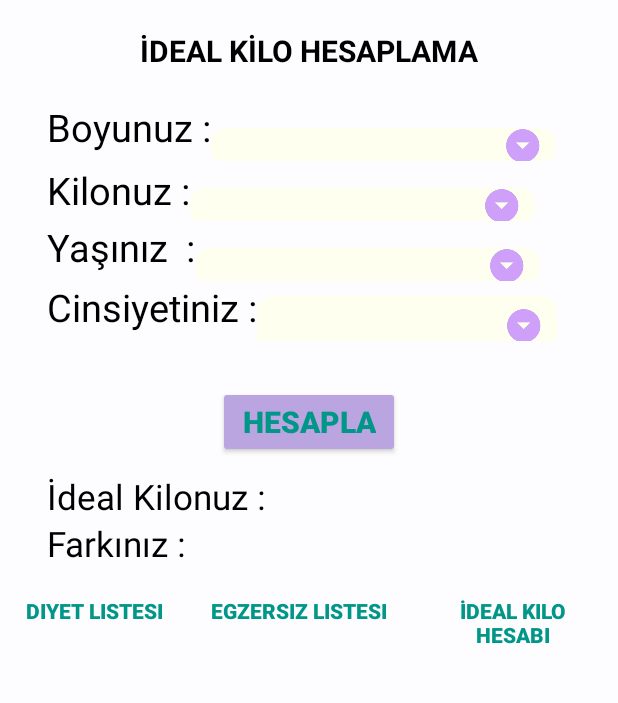
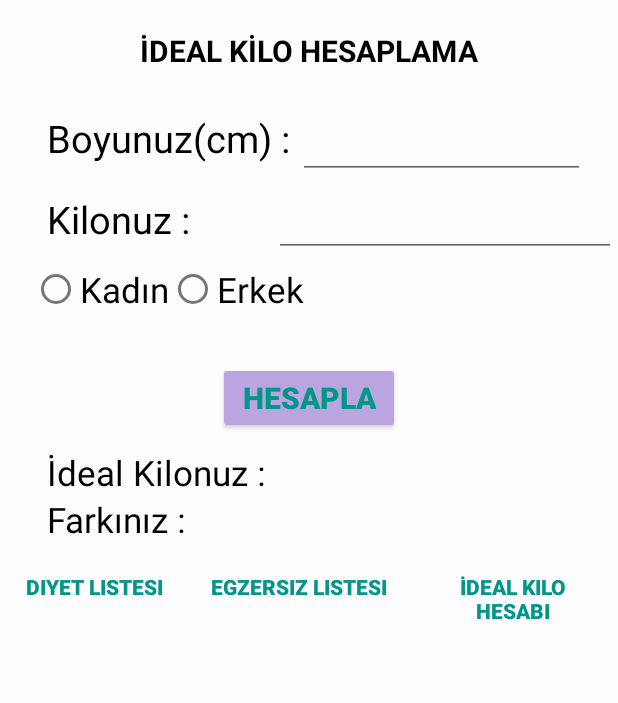
Before and after one commit to aleynazengin/fit24, an Android app: the idealkiloEkran screen opened through its navigation route, on a phone screen of 412 x 824 dp, the part 337-1040 px from its top. Run offline under Robolectric (Android 15) with nearby library versions, the phone set to English and light mode, and no system bars; 1 statement that could not run was skipped.

Commit message:
değişiklikler yapıldı

```diff
--- a/app/src/main/AndroidManifest.xml
+++ b/app/src/main/AndroidManifest.xml
@@ -18,6 +18,7 @@
                 <category android:name="android.intent.category.LAUNCHER" />
             </intent-filter>
         </activity>
+
     </application>
 
 </manifest>
--- a/app/src/main/java/com/gelecek/fit24/MainActivity.java
+++ b/app/src/main/java/com/gelecek/fit24/MainActivity.java
@@ -2,14 +2,18 @@ package com.gelecek.fit24;
 
 import androidx.appcompat.app.AppCompatActivity;
 
+import android.app.ActionBar;
 import android.os.Bundle;
+import android.widget.ImageView;
 
 public class MainActivity extends AppCompatActivity {
+
 
     @Override
     protected void onCreate(Bundle savedInstanceState) {
         super.onCreate(savedInstanceState);
         setContentView(R.layout.splashekrani);
+
     }
 
 }
--- a/app/src/main/java/com/gelecek/fit24/egzersizListe.java
+++ b/app/src/main/java/com/gelecek/fit24/egzersizListe.java
@@ -57,7 +57,7 @@ public class egzersizListe extends Fragment {
             @Override
             public void onChanged(@Nullable final List<Egzersiz> egzersizs) {
                 for (Egzersiz egzersiz : egzersizs) {
-                    System.out.println(String.format("%s - %s", egzersiz.EgzersizAdi, egzersiz.EgzersizAciklama));
+                    System.out.println(String.format("%s - %s", egzersiz.EgzersizImage,egzersiz.EgzersizAdi));
                 }
                 // Update the cached copy of the words in the adapter.
                 adapter.setWords(egzersizs);
--- a/app/src/main/java/com/gelecek/fit24/idealkiloEkran.java
+++ b/app/src/main/java/com/gelecek/fit24/idealkiloEkran.java
@@ -12,13 +12,24 @@ import android.view.LayoutInflater;
 import android.view.View;
 import android.view.ViewGroup;
 import android.widget.Button;
+import android.widget.EditText;
+import android.widget.RadioButton;
+import android.widget.RadioGroup;
+import android.widget.TextView;
 
 
 /**
  * A simple {@link Fragment} subclass.
  */
 public class idealkiloEkran extends Fragment {
-    Button egzersizegit,idealsayfasinagit,diyetegit;
+    Button egzersizegit,idealsayfasinagit,diyetegit,btnhesapla;
+    EditText editTextboy,editTextkilo;
+    RadioGroup radioGroup;
+    RadioButton radioButton;
+    int boy=0,kilo=0;
+    double idealkilo=0,fark=0;
+    TextView txtideal,txtfark;
+    String value, value2;
 
     public idealkiloEkran() {
         // Required empty public constructor
@@ -33,6 +44,36 @@ public class idealkiloEkran extends Fragment {
         egzersizegit=view.findViewById(R.id.buttonegzersiz2);
         idealsayfasinagit=view.findViewById(R.id.buttonideal2);
         diyetegit=view.findViewById(R.id.buttondiyet2);
+        editTextboy=view.findViewById(R.id.editTextboy);
+        editTextkilo=view.findViewById(R.id.editTextkilo);
+        btnhesapla=view.findViewById(R.id.buttonhesapla);
+        radioGroup = view.findViewById(R.id.rdgrup);
+        txtideal=view.findViewById(R.id.textViewideal);
+        txtfark = view.findViewById(R.id.textViewfark);
+        btnhesapla.setOnClickListener(new View.OnClickListener() {
+            @Override
+            public void onClick(View v) {
+                value=editTextkilo.getText().toString();
+                kilo =Integer.parseInt(value);
+                value2=editTextboy.getText().toString();
+                boy =Integer.parseInt(value2);
+                int selectedId = radioGroup.getCheckedRadioButtonId();
+
+                // find the radiobutton by returned id
+                radioButton = v.findViewById(selectedId);
+                if (radioButton.getText()=="Kadın"){
+                    idealkilo= 45.5 + (2.3 / 2.54)*(boy - 152.4);
+                }
+                if (radioButton.getText()=="Erkek"){
+                    idealkilo=50 + (2.3 / 2.54)*(boy - 152.4);
+                }
+                txtideal.setText(idealkilo+"");
+                fark= idealkilo-kilo;
+                txtfark.setText(""+fark);
+
+            }
+        });
+
         return view;
     }
 
--- a/app/src/main/java/com/gelecek/fit24/splashEkran.java
+++ b/app/src/main/java/com/gelecek/fit24/splashEkran.java
@@ -1,5 +1,7 @@
 package com.gelecek.fit24;
 
+import android.app.ActionBar;
+import android.content.Intent;
 import android.os.Bundle;
 
 import androidx.annotation.NonNull;
@@ -8,10 +10,14 @@ import androidx.fragment.app.Fragment;
 import androidx.navigation.NavController;
 import androidx.navigation.Navigation;
 
+import android.os.Handler;
 import android.view.LayoutInflater;
 import android.view.View;
 import android.view.ViewGroup;
+import android.view.animation.Animation;
+import android.view.animation.AnimationUtils;
 import android.widget.ImageView;
+import android.widget.TextView;
 
 
 /**
@@ -19,6 +25,8 @@ import android.widget.ImageView;
  */
 public class splashEkran extends Fragment {
     private ImageView logo;
+    private TextView dogru,spor,form;
+    private static int splashTimeout= 5000;
     public splashEkran() {
         // Required empty public constructor
     }
@@ -30,7 +38,9 @@ public class splashEkran extends Fragment {
         // Inflate the layout for this fragment
         View view= inflater.inflate(R.layout.fragment_splash_ekran, container, false);
         logo=view.findViewById(R.id.imageViewlogo);
-
+        dogru=view.findViewById(R.id.textViewdogru);
+        form=view.findViewById(R.id.textViewform);
+        spor=view.findViewById(R.id.textViewspor);
         return view;
     }
 
@@ -38,11 +48,18 @@ public class splashEkran extends Fragment {
     public void onViewCreated(@NonNull View view, @Nullable Bundle savedInstanceState) {
         super.onViewCreated(view, savedInstanceState);
         final NavController navController = Navigation.findNavController(view);
-        logo.setOnClickListener(new View.OnClickListener() {
+        new Handler().postDelayed(new Runnable() {
             @Override
-            public void onClick(View v) {
+            public void run() {
                 navController.navigate(R.id.action_anaekranagit);
+
             }
-        });
+        },splashTimeout);
+        Animation myanim= AnimationUtils.loadAnimation(getActivity(),R.anim.mysplashanimation);
+        logo.startAnimation(myanim);
+        dogru.startAnimation(myanim);
+        form.startAnimation(myanim);
+        spor.startAnimation(myanim);
+
     }
 }
--- a/app/src/main/res/layout/fragment_idealkilo_ekran.xml
+++ b/app/src/main/res/layout/fragment_idealkilo_ekran.xml
@@ -10,7 +10,9 @@
     <LinearLayout
         android:layout_width="match_parent"
         android:layout_height="match_parent"
-        android:orientation="vertical">
+        android:orientation="vertical"
+        tools:layout_editor_absoluteX="-76dp"
+        tools:layout_editor_absoluteY="68dp">
 
 
         <ImageView
@@ -33,8 +35,8 @@
             android:textStyle="bold" />
 
         <LinearLayout
-            android:layout_width="wrap_content"
-            android:layout_height="40dp"
+            android:layout_width="match_parent"
+            android:layout_height="wrap_content"
             android:orientation="horizontal">
 
             <TextView
@@ -42,25 +44,25 @@
                 android:layout_width="wrap_content"
                 android:layout_height="wrap_content"
                 android:layout_marginLeft="30dp"
-                android:layout_weight="1"
-                android:text="Boyunuz :"
+
+                android:text="Boyunuz(cm) :"
                 android:textColor="@color/siyah"
                 android:textSize="25dp" />
 
-            <Spinner
-                android:id="@+id/spinner5"
-                android:layout_gravity="center"
-                android:layout_width="230dp"
+            <EditText
+                android:id="@+id/editTextboy"
+                android:layout_width="wrap_content"
                 android:layout_height="wrap_content"
-                android:layout_marginTop="10dp"
-                android:layout_weight="1"
+                android:layout_marginLeft="5dp"
+                android:ems="7"
+                android:inputType="number"
+                android:textSize="23dp" />
 
-                android:background="@drawable/style_spinner" />
         </LinearLayout>
 
         <LinearLayout
-            android:layout_width="wrap_content"
-            android:layout_height="40dp"
+            android:layout_width="match_parent"
+            android:layout_height="wrap_content"
             android:orientation="horizontal">
 
             <TextView
@@ -68,45 +70,22 @@
                 android:layout_width="wrap_content"
                 android:layout_height="wrap_content"
                 android:layout_marginLeft="30dp"
+                android:layout_marginTop="2dp"
                 android:layout_weight="1"
-                android:layout_marginTop="2dp"
                 android:text="Kilonuz :"
                 android:textColor="@color/siyah"
                 android:textSize="25dp" />
 
-            <Spinner
-                android:id="@+id/spinner6"
-                android:layout_width="230dp"
-                android:layout_height="wrap_content"
-                android:layout_gravity="center"
-                android:layout_marginTop="10dp"
-                android:layout_weight="1"
-                android:background="@drawable/style_spinner" />
-        </LinearLayout>
-
-        <LinearLayout
-            android:layout_width="wrap_content"
-            android:layout_height="40dp"
-            android:orientation="horizontal">
-
-            <TextView
-                android:id="@+id/textView24"
+            <EditText
+                android:id="@+id/editTextkilo"
                 android:layout_width="wrap_content"
                 android:layout_height="wrap_content"
-                android:layout_marginLeft="30dp"
+                android:layout_marginLeft="20dp"
                 android:layout_weight="1"
-                android:text="Yaşınız  :"
-                android:textColor="@color/siyah"
-                android:textSize="25dp" />
+                android:ems="7"
+                android:inputType="number"
+                android:textSize="23dp" />
 
-            <Spinner
-                android:id="@+id/spinner7"
-                android:layout_gravity="center"
-                android:layout_width="230dp"
-                android:layout_height="wrap_content"
-                android:layout_marginTop="10dp"
-                android:layout_weight="1"
-                android:background="@drawable/style_spinner" />
         </LinearLayout>
 
         <LinearLayout
@@ -115,29 +94,38 @@
             android:layout_marginBottom="20dp"
             android:orientation="horizontal">
 
-            <TextView
-                android:id="@+id/textView25"
-                android:layout_width="wrap_content"
+            <RadioGroup
+                android:id="@+id/rdgrup"
+                android:layout_width="match_parent"
+                android:layout_height="match_parent"
+                android:layout_gravity="center"
+                android:layout_marginTop="2dp"
+                android:gravity="center"
+                android:orientation="horizontal">
+
+                <RadioButton
+                    android:id="@+id/radioButtonkadın"
+                    android:layout_width="match_parent"
                     android:layout_height="wrap_content"
-                android:layout_marginLeft="30dp"
-                android:layout_weight="1"
-                android:text="Cinsiyetiniz :"
-                android:textColor="@color/siyah"
-                android:textSize="25dp" />
+                    android:layout_marginLeft="20dp"
+                    android:text="Kadın"
+                    android:textColorHighlight="#673AB7"
+                    android:textColorLink="#673AB7"
+                    android:textSize="23dp" />
 
-            <Spinner
-                android:id="@+id/spinner8"
-                android:layout_gravity="center"
-                android:layout_width="200dp"
-                android:layout_height="40dp"
-                android:layout_marginTop="10dp"
-                android:layout_weight="1"
-                android:background="@drawable/style_spinner" />
-
+                <RadioButton
+                    android:id="@+id/radioButtonerkek"
+                    android:layout_width="match_parent"
+                    android:layout_height="wrap_content"
+                    android:text="Erkek"
+                    android:textColorHighlight="#673AB7"
+                    android:textColorLink="#673AB7"
+                    android:textSize="23dp" />
+            </RadioGroup>
         </LinearLayout>
 
         <Button
-            android:id="@+id/buttongiris3"
+            android:id="@+id/buttonhesapla"
             style="@style/Widget.AppCompat.Button.Colored"
             android:layout_width="wrap_content"
             android:layout_height="wrap_content"
@@ -149,15 +137,38 @@
             android:textSize="20dp"
             android:textStyle="bold" />
 
+        <LinearLayout
+            android:layout_width="match_parent"
+            android:layout_height="wrap_content"
+            android:orientation="horizontal">
+
             <TextView
-            android:id="@+id/textView27"
+                android:id="@+id/textView2"
                 android:layout_width="wrap_content"
                 android:layout_height="wrap_content"
                 android:layout_marginLeft="30dp"
 
+
                 android:text="İdeal Kilonuz :"
                 android:textColor="@color/siyah"
                 android:textSize="23dp" />
+
+            <TextView
+                android:id="@+id/textViewideal"
+                android:layout_width="wrap_content"
+                android:layout_height="wrap_content"
+                android:layout_marginLeft="30dp"
+
+                android:textColor="@color/siyah"
+                android:textSize="23dp" />
+
+
+        </LinearLayout>
+
+        <LinearLayout
+            android:layout_width="match_parent"
+            android:layout_height="wrap_content"
+            android:orientation="horizontal">
 
             <TextView
                 android:id="@+id/textView28"
@@ -168,6 +179,16 @@
                 android:text="Farkınız :"
                 android:textColor="@color/siyah"
                 android:textSize="23dp" />
+
+            <TextView
+                android:id="@+id/textViewfark"
+                android:layout_width="wrap_content"
+                android:layout_height="wrap_content"
+                android:layout_marginLeft="30dp"
+                android:textColor="@color/siyah"
+                android:textSize="23dp" />
+
+        </LinearLayout>
 
         <LinearLayout
             android:layout_width="match_parent"
--- a/app/src/main/res/layout/splashekrani.xml
+++ b/app/src/main/res/layout/splashekrani.xml
@@ -2,10 +2,12 @@
 <androidx.constraintlayout.widget.ConstraintLayout xmlns:android="http://schemas.android.com/apk/res/android"
     xmlns:app="http://schemas.android.com/apk/res-auto"
     xmlns:tools="http://schemas.android.com/tools"
+    android:theme="@style/AppTheme.NoActionBar"
     android:layout_width="match_parent"
     android:layout_height="match_parent"
     android:background="@color/background"
-    android:orientation="vertical">
+    android:orientation="vertical"
+    >
 
 
     <fragment
--- a/app/src/main/res/values/styles.xml
+++ b/app/src/main/res/values/styles.xml
@@ -7,7 +7,11 @@
         <item name="colorPrimaryDark">@color/colorPrimaryDark</item>
         <item name="colorAccent">@color/colorAccent</item>
     </style>
-
+    <style name="AppTheme.NoActionBar" parent="Theme.AppCompat.Light.DarkActionBar">
+        <item name="windowActionBar">false</item>
+        <item name="windowNoTitle">true</item>
+        <item name="android:windowFullscreen">true</item>
+    </style>
 
     <style name="kalori_title">
         <item name="android:layout_width">match_parent</item>
```
Also changed, not shown: app/src/main/java/com/gelecek/fit24/DiyetListAdapter.java (+16 -2 lines), app/src/main/java/com/gelecek/fit24/EgzersizListAdapter.java (+3 -4 lines), app/src/main/res/anim/mysplashanimation.xml (added, +7 -0 lines), app/src/main/res/layout/fragment_egzersiz_liste.xml (+10 -21 lines), app/src/main/res/layout/fragment_splash_ekran.xml (+6 -4 lines), app/src/main/res/layout/recycle_egzersiz.xml (+19 -20 lines). Lines whose indentation alone changed are shown as unchanged.
